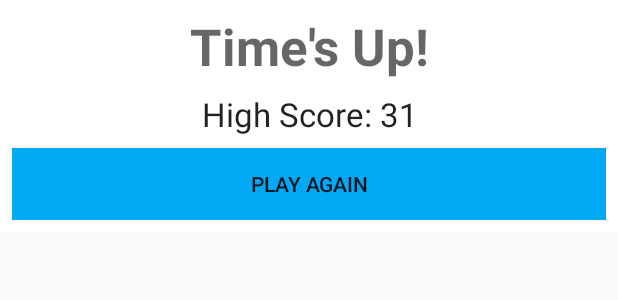
After one commit to Abhiek187/MiniBrainAge, an Android app: the layout popup_play_again.xml on its own in the app's theme, with its tools: preview values and no code run, on a phone screen of 412 x 824 dp. The commit adds this screen. Shown: the top 300 px of the screen. Run offline under Robolectric (Android 15) with nearby library versions, the light colour scheme and no system bars; network calls fail.

Commit message:
Let the player try again

```diff
--- /dev/null
+++ b/app/src/main/res/layout/popup_play_again.xml
@@ -0,0 +1,35 @@
+<?xml version="1.0" encoding="utf-8"?>
+<LinearLayout xmlns:android="http://schemas.android.com/apk/res/android"
+    xmlns:tools="http://schemas.android.com/tools"
+    android:layout_width="match_parent"
+    android:layout_height="wrap_content"
+    android:background="#FFFFFF"
+    android:orientation="vertical"
+    android:padding="8dp">
+
+    <TextView
+        android:id="@+id/textViewTimesUp"
+        android:layout_width="match_parent"
+        android:layout_height="wrap_content"
+        android:paddingBottom="8dp"
+        android:text="@string/times_up"
+        android:textAlignment="center"
+        android:textAppearance="@style/TextAppearance.AppCompat.Display1"
+        android:textStyle="bold" />
+
+    <TextView
+        android:id="@+id/textViewHighScore"
+        android:layout_width="match_parent"
+        android:layout_height="wrap_content"
+        android:paddingBottom="8dp"
+        android:textAlignment="center"
+        android:textAppearance="@style/TextAppearance.AppCompat.Large"
+        tools:text="High Score: 31" />
+
+    <Button
+        android:id="@+id/buttonPlayAgain"
+        android:layout_width="match_parent"
+        android:layout_height="wrap_content"
+        android:background="#03A9F4"
+        android:text="@string/play_again" />
+</LinearLayout>
--- a/app/src/main/res/values/strings.xml
+++ b/app/src/main/res/values/strings.xml
@@ -2,8 +2,13 @@
     <string name="app_name">Mini Brain Age</string>
     <string name="button_classify">Classify</string>
     <string name="button_reset">Reset</string>
+    <string name="time">Time: %1$d:%2$02d</string>
     <string name="score">Score: %1$d</string>
     <string name="equation">%1$d %2$s %3$d = %4$s</string>
     <string name="correct">Correct</string>
     <string name="wrong">Wrong</string>
+    <!-- Popup -->
+    <string name="times_up">Time\'s Up!</string>
+    <string name="high_score">High Score: %1$d</string>
+    <string name="play_again">Play Again</string>
 </resources>
```
Also changed, not shown: app/src/main/java/com/example/minibrainage/MainActivity.kt (+110 -16 lines).
